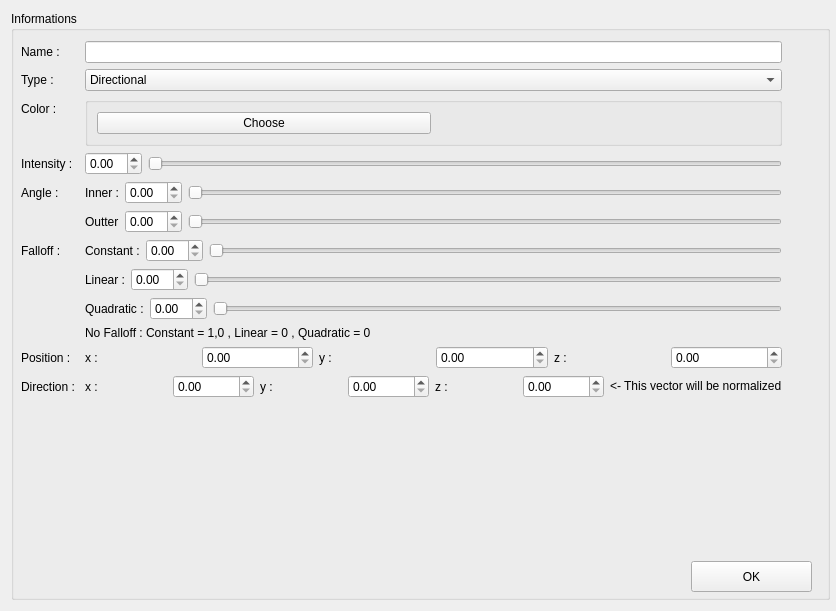
Old version of the form Applications/MainApplication_BE/Gui/ui/LightCreator.ui in the repository SylvainDeker/Radium-Engine.
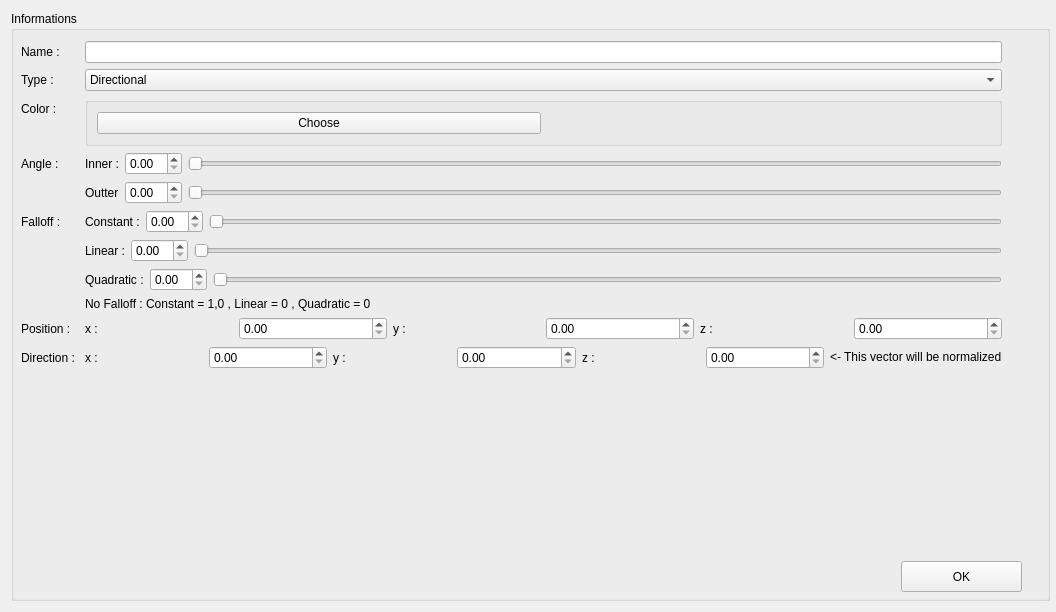
New version of the form.

Commit message: LightEditor and LightCreator : Removed intensity

Patch:
```diff
--- a/Applications/MainApplication_BE/Gui/ui/LightCreator.ui
+++ b/Applications/MainApplication_BE/Gui/ui/LightCreator.ui
@@ -6,8 +6,8 @@
    <rect>
     <x>0</x>
     <y>0</y>
-    <width>836</width>
-    <height>611</height>
+    <width>1056</width>
+    <height>612</height>
    </rect>
   </property>
   <property name="sizePolicy">
@@ -33,8 +33,8 @@
        <rect>
         <x>0</x>
         <y>30</y>
-        <width>811</width>
-        <height>488</height>
+        <width>1031</width>
+        <height>501</height>
        </rect>
       </property>
       <layout class="QFormLayout" name="m_formLayout">
@@ -117,41 +117,66 @@
         </widget>
        </item>
        <item row="3" column="0">
-        <widget class="QLabel" name="m_intensity_lab">
-         <property name="text">
-          <string>Intensity :</string>
-         </property>
-        </widget>
-       </item>
-       <item row="3" column="1">
-        <layout class="QHBoxLayout" name="m_intensity_layout">
-         <item alignment="Qt::AlignLeft">
-          <widget class="QDoubleSpinBox" name="m_intensity_spinbox"/>
-         </item>
-         <item>
-          <widget class="QSlider" name="m_intensity_slider">
-           <property name="orientation">
-            <enum>Qt::Horizontal</enum>
-           </property>
-          </widget>
-         </item>
-        </layout>
-       </item>
-       <item row="4" column="0">
         <widget class="QLabel" name="m_angle_lab">
          <property name="text">
           <string>Angle : </string>
          </property>
         </widget>
        </item>
-       <item row="6" column="0">
+       <item row="3" column="1">
+        <layout class="QVBoxLayout" name="verticalLayout">
+         <item>
+          <layout class="QHBoxLayout" name="m_layout_inner_angle">
+           <item>
+            <widget class="QLabel" name="m_inner_angle_lab">
+             <property name="text">
+              <string>Inner :</string>
+             </property>
+            </widget>
+           </item>
+           <item>
+            <widget class="QDoubleSpinBox" name="m_inner_angle_spinbox"/>
+           </item>
+           <item>
+            <widget class="QSlider" name="m_inner_angle_slider">
+             <property name="orientation">
+              <enum>Qt::Horizontal</enum>
+             </property>
+            </widget>
+           </item>
+          </layout>
+         </item>
+         <item>
+          <layout class="QHBoxLayout" name="m_layout_outer_angle">
+           <item>
+            <widget class="QLabel" name="m_outer_angle_lab">
+             <property name="text">
+              <string>Outter</string>
+             </property>
+            </widget>
+           </item>
+           <item>
+            <widget class="QDoubleSpinBox" name="m_outer_angle_spinbox"/>
+           </item>
+           <item>
+            <widget class="QSlider" name="m_outer_angle_slider">
+             <property name="orientation">
+              <enum>Qt::Horizontal</enum>
+             </property>
+            </widget>
+           </item>
+          </layout>
+         </item>
+        </layout>
+       </item>
+       <item row="5" column="0">
         <widget class="QLabel" name="m_falloff_lab">
          <property name="text">
           <string>Falloff :</string>
          </property>
         </widget>
        </item>
-       <item row="6" column="1">
+       <item row="5" column="1">
         <layout class="QVBoxLayout" name="m_falloff_layout_main">
          <item>
           <layout class="QHBoxLayout" name="m_falloff_layout_constant">
@@ -225,14 +250,14 @@
          </item>
         </layout>
        </item>
-       <item row="8" column="0">
+       <item row="7" column="0">
         <widget class="QLabel" name="m_coord_lab">
          <property name="text">
           <string>Position : </string>
          </property>
         </widget>
        </item>
-       <item row="8" column="1">
+       <item row="7" column="1">
         <layout class="QHBoxLayout" name="m_pos_layout">
          <item>
           <widget class="QLabel" name="m_pos_x_lab">
@@ -266,14 +291,14 @@
          </item>
         </layout>
        </item>
-       <item row="9" column="0">
+       <item row="8" column="0">
         <widget class="QLabel" name="m_direction_lab">
          <property name="text">
           <string>Direction : </string>
          </property>
         </widget>
        </item>
-       <item row="9" column="1">
+       <item row="8" column="1">
         <layout class="QHBoxLayout" name="m_dir_layout">
          <item>
           <widget class="QLabel" name="m_dir_x_lab">
@@ -314,58 +339,12 @@
          </item>
         </layout>
        </item>
-       <item row="4" column="1">
-        <layout class="QVBoxLayout" name="verticalLayout">
-         <item>
-          <layout class="QHBoxLayout" name="m_layout_inner_angle">
-           <item>
-            <widget class="QLabel" name="m_inner_angle_lab">
-             <property name="text">
-              <string>Inner :</string>
-             </property>
-            </widget>
-           </item>
-           <item>
-            <widget class="QDoubleSpinBox" name="m_inner_angle_spinbox"/>
-           </item>
-           <item>
-            <widget class="QSlider" name="m_inner_angle_slider">
-             <property name="orientation">
-              <enum>Qt::Horizontal</enum>
-             </property>
-            </widget>
-           </item>
-          </layout>
-         </item>
-         <item>
-          <layout class="QHBoxLayout" name="m_layout_outer_angle">
-           <item>
-            <widget class="QLabel" name="m_outer_angle_lab">
-             <property name="text">
-              <string>Outter</string>
-             </property>
-            </widget>
-           </item>
-           <item>
-            <widget class="QDoubleSpinBox" name="m_outer_angle_spinbox"/>
-           </item>
-           <item>
-            <widget class="QSlider" name="m_outer_angle_slider">
-             <property name="orientation">
-              <enum>Qt::Horizontal</enum>
-             </property>
-            </widget>
-           </item>
-          </layout>
-         </item>
-        </layout>
-       </item>
       </layout>
      </widget>
      <widget class="QPushButton" name="m_button_create">
       <property name="geometry">
        <rect>
-        <x>680</x>
+        <x>890</x>
         <y>550</y>
         <width>121</width>
         <height>31</height>
```
The commit also changes 4 other files.
